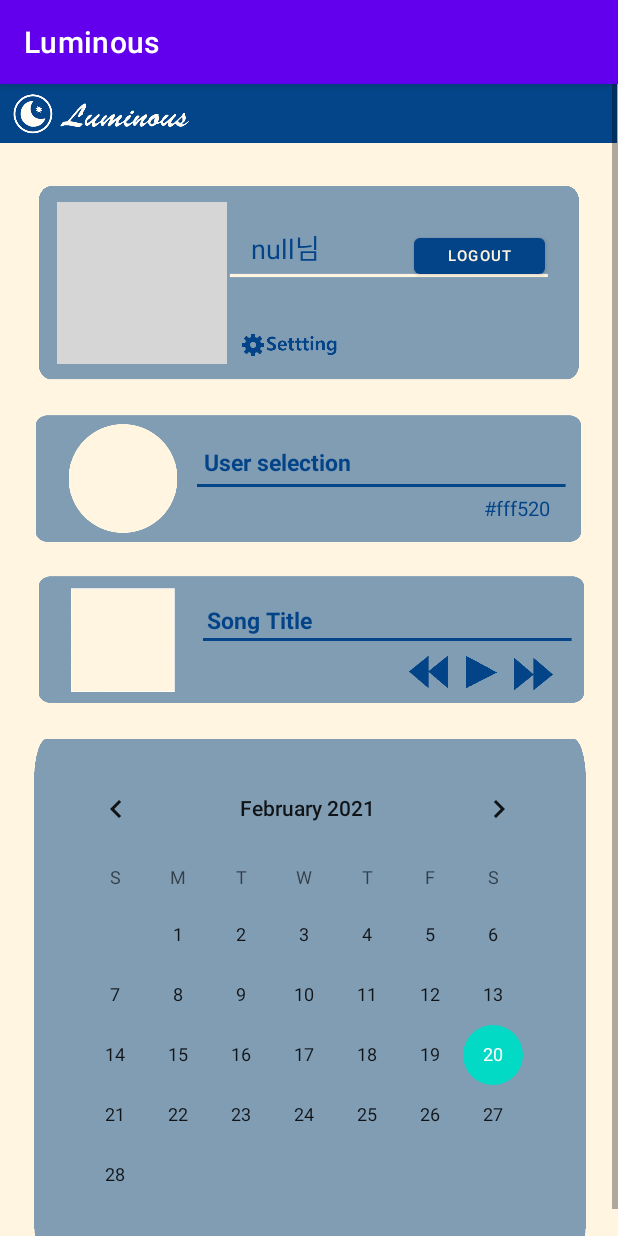
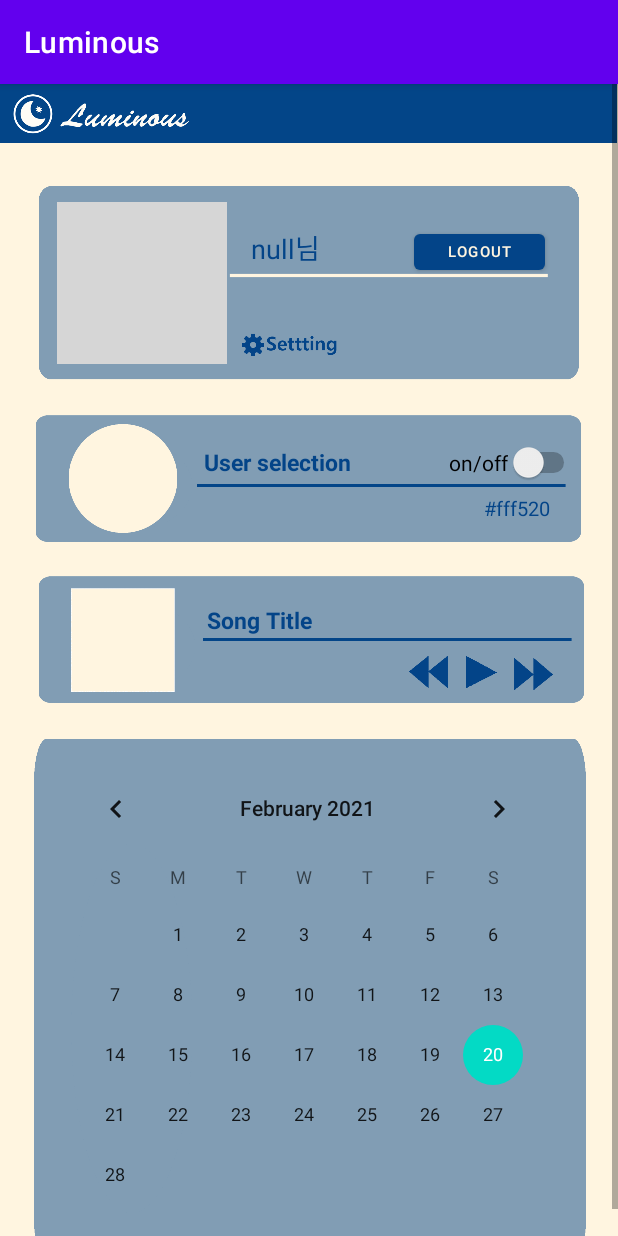
Before and after one commit to Yuri-CHOE/luminous, an Android app: the MyPage screen opened directly, with no data from a screen before it, on a phone screen of 412 x 824 dp. Run offline under Robolectric (Android 15) with nearby library versions, the light colour scheme and no system bars; our stand-ins replace Firebase (no records; nobody signed in at launch, a user with empty details on screens opened directly); grey boxes are pictures that could not be loaded.

Commit message:
Lamp on/off 버튼 추가 -Lamp on/off 버튼 추가

```diff
--- a/app/src/main/java/com/example/luminous/MyPage.java
+++ b/app/src/main/java/com/example/luminous/MyPage.java
@@ -7,8 +7,11 @@ import android.os.Bundle;
 import android.provider.ContactsContract;
 import android.view.View;
 import android.widget.Button;
+import android.widget.CompoundButton;
 import android.widget.ImageView;
+import android.widget.Switch;
 import android.widget.TextView;
+import android.widget.Toast;
 
 import com.bumptech.glide.Glide;
 import com.google.android.gms.common.SignInButton;
@@ -60,6 +63,20 @@ public class MyPage extends AppCompatActivity {
             }
         };
         btnlogout.setOnClickListener(listener);
+
+        //switch on/off버튼
+        Switch sw = (Switch) findViewById(R.id.switch_on_off);
+        sw.setOnCheckedChangeListener(new CompoundButton.OnCheckedChangeListener() {
+            @Override
+            public void onCheckedChanged(CompoundButton buttonView, boolean isChecked) {
+                if(isChecked){
+                    Toast.makeText(getApplicationContext(),"Lamp on",Toast.LENGTH_LONG).show();
+                }
+                else{
+                    Toast.makeText(getApplicationContext(),"Lamp off",Toast.LENGTH_LONG).show();
+                }
+            }
+        });
     }
 
 
--- a/app/src/main/res/layout/activity_my_page.xml
+++ b/app/src/main/res/layout/activity_my_page.xml
@@ -85,6 +85,7 @@
                 android:id="@+id/btn_logout"
                 android:layout_width="87dp"
                 android:layout_height="36dp"
+                android:layout_marginBottom="8dp"
                 android:text="Logout"
                 android:textColor="@color/MyPageBGcolor"
                 android:textSize="10sp"
@@ -161,6 +162,19 @@
                 android:textStyle="bold"
                 app:layout_constraintStart_toEndOf="@+id/iv_current_color"
                 app:layout_constraintTop_toTopOf="@+id/imv_lamp" />
+
+            <Switch
+                android:id="@+id/switch_on_off"
+                android:layout_width="wrap_content"
+                android:layout_height="wrap_content"
+                android:layout_marginStart="60dp"
+                android:layout_marginLeft="60dp"
+                android:layout_marginTop="32dp"
+                android:text="on/off"
+                app:layout_constraintBottom_toTopOf="@+id/imageView5"
+                app:layout_constraintEnd_toEndOf="@+id/imv_lamp"
+                app:layout_constraintStart_toEndOf="@+id/tv_current_color"
+                app:layout_constraintTop_toBottomOf="@+id/iv_MenuBG_1" />
 
             <ImageView
                 android:id="@+id/imageView5"
@@ -301,6 +315,8 @@
                 app:layout_constraintTop_toBottomOf="@+id/imv_lamp"
                 app:srcCompat="@drawable/musicimg" />
 
+
+
         </androidx.constraintlayout.widget.ConstraintLayout>
 
     </ScrollView>
```
